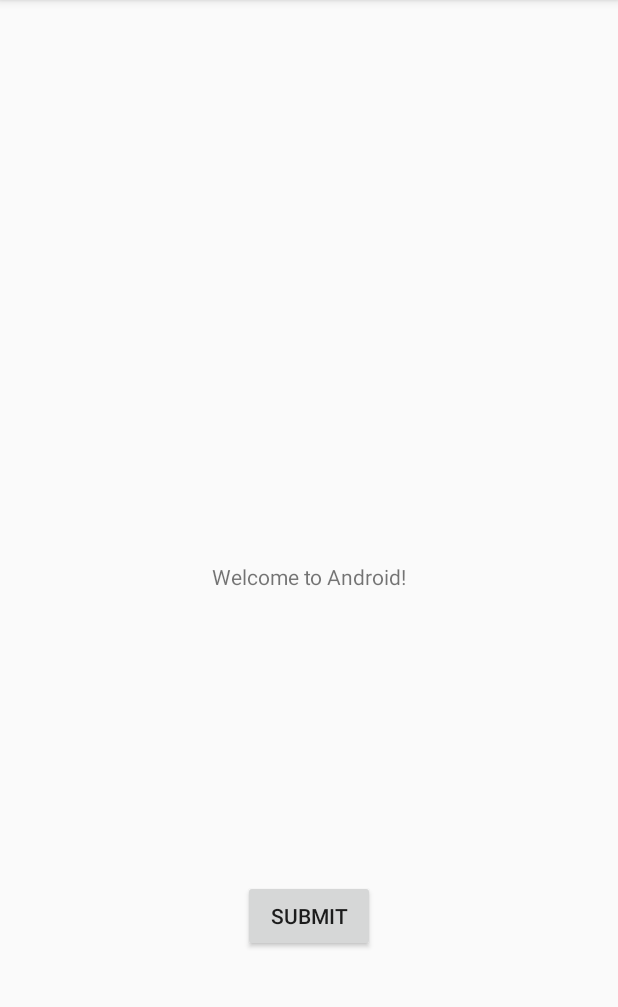
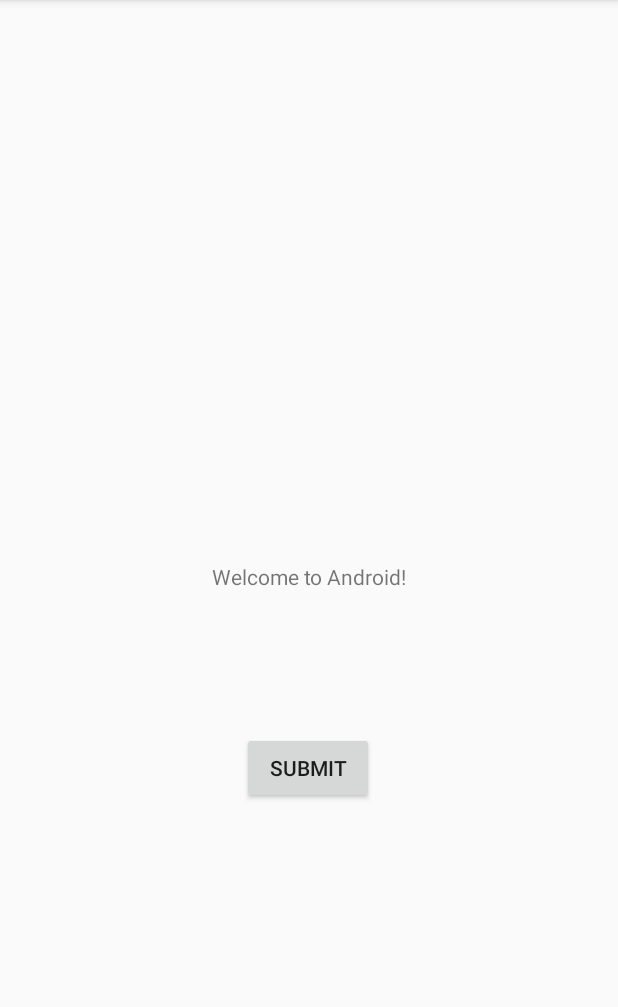
Before and after one commit to CS407-Fall-2021/lab1-ms0017, an Android app: the screen it shows after launch (LabActivity), on a phone screen of 412 x 824 dp, the part 84-1091 px from its top. Run offline under Robolectric (Android 15) with nearby library versions, the phone set to English and light mode, and no system bars.

```diff
--- a/app/src/main/res/layout/activity_main.xml
+++ b/app/src/main/res/layout/activity_main.xml
@@ -10,10 +10,11 @@
         android:id="@+id/button"
         android:layout_width="wrap_content"
         android:layout_height="wrap_content"
-        android:layout_marginBottom="133dp"
+        android:layout_marginBottom="232dp"
         android:text="SUBMIT"
         app:layout_constraintBottom_toBottomOf="parent"
         app:layout_constraintEnd_toEndOf="parent"
+        app:layout_constraintHorizontal_bias="0.498"
         app:layout_constraintStart_toStartOf="parent" />
 
     <TextView
```
